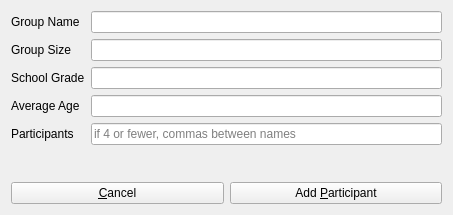
Qt form Forms/ui_addGroupParticipantDialog.ui (diana134/afs) before a commit.
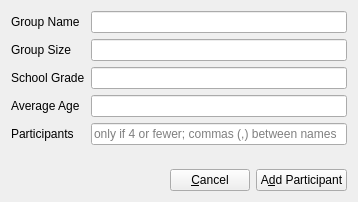
The same form after that commit.

What changed in the file:
```diff
--- a/Forms/ui_addGroupParticipantDialog.ui
+++ b/Forms/ui_addGroupParticipantDialog.ui
@@ -9,15 +9,42 @@
    <rect>
     <x>0</x>
     <y>0</y>
-    <width>453</width>
-    <height>215</height>
+    <width>358</width>
+    <height>202</height>
    </rect>
   </property>
   <property name="windowTitle">
    <string>Add Group Participant</string>
   </property>
   <layout class="QGridLayout" name="gridLayout">
-   <item row="0" column="0" colspan="2">
+   <item row="1" column="2">
+    <widget class="QPushButton" name="addParticipantBtn">
+     <property name="text">
+      <string>A&amp;dd Participant</string>
+     </property>
+    </widget>
+   </item>
+   <item row="1" column="1">
+    <widget class="QPushButton" name="cancelBtn">
+     <property name="text">
+      <string>&amp;Cancel</string>
+     </property>
+    </widget>
+   </item>
+   <item row="1" column="0">
+    <spacer name="horizontalSpacer">
+     <property name="orientation">
+      <enum>Qt::Horizontal</enum>
+     </property>
+     <property name="sizeHint" stdset="0">
+      <size>
+       <width>40</width>
+       <height>20</height>
+      </size>
+     </property>
+    </spacer>
+   </item>
+   <item row="0" column="0" colspan="3">
     <layout class="QFormLayout" name="formLayout_2">
      <property name="fieldGrowthPolicy">
       <enum>QFormLayout::AllNonFixedFieldsGrow</enum>
@@ -83,26 +110,12 @@
         <bool>false</bool>
        </property>
        <property name="placeholderText">
-        <string>if 4 or fewer, commas between names</string>
+        <string>only if 4 or fewer; commas (,) between names</string>
        </property>
       </widget>
      </item>
     </layout>
    </item>
-   <item row="1" column="0">
-    <widget class="QPushButton" name="cancelBtn">
-     <property name="text">
-      <string>&amp;Cancel</string>
-     </property>
-    </widget>
-   </item>
-   <item row="1" column="1">
-    <widget class="QPushButton" name="addParticipantBtn">
-     <property name="text">
-      <string>Add &amp;Participant</string>
-     </property>
-    </widget>
-   </item>
   </layout>
  </widget>
  <resources/>
```
